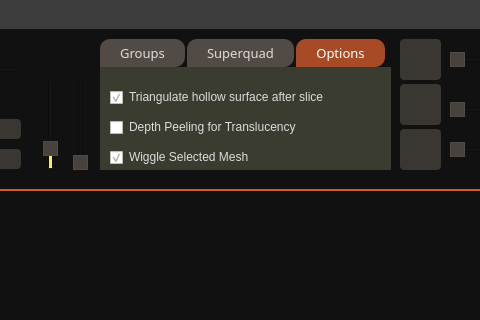
This is aperio.ui in MHDante/Aperio as Qt 5 draws it before an edit; both pictures show x 210 to 690 and y 0 to 320 of the 881 by 590 pixel window. The edited form follows.
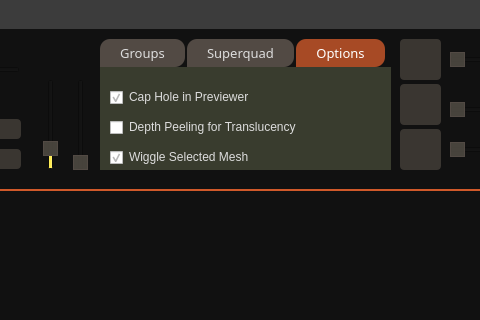
This is the edited form. The open tabs and pages were chosen to show the change. Icons and pictures are not drawn.

What changed in the file:
```diff
--- a/aperio.ui
+++ b/aperio.ui
@@ -862,7 +862,7 @@
        </rect>
       </property>
       <property name="text">
-       <string>Triangulate hollow surface after slice</string>
+       <string>Cap Hole in Previewer</string>
       </property>
       <property name="checked">
        <bool>true</bool>
```
Left out of the diff: 8 changed lines with no effect on the pictures.
